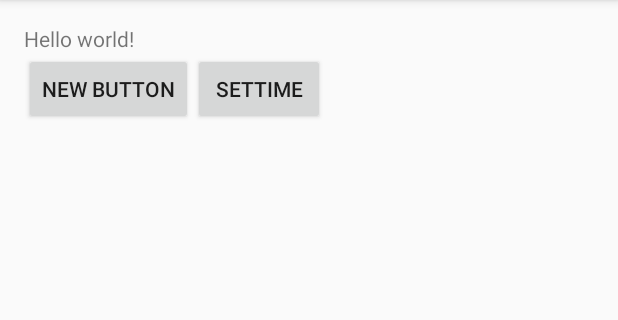
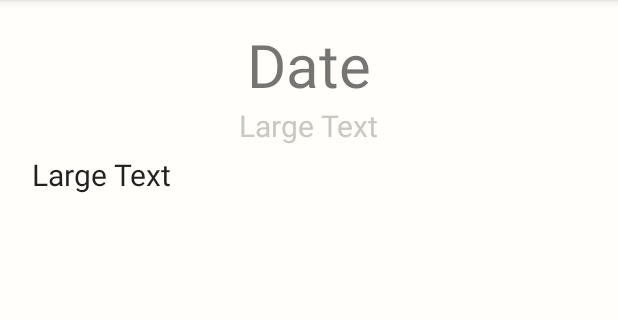
Before and after one commit to axtscz/WearFoolings, an Android app: the screen it shows after launch (MainActivity), on a phone screen of 412 x 824 dp, the part 84-404 px from its top. Run offline under Robolectric (Android 15) with nearby library versions, the phone set to English and light mode, and no system bars; 2 statements that could not run were skipped.

```diff
--- a/mobile/src/main/res/layout/activity_main.xml
+++ b/mobile/src/main/res/layout/activity_main.xml
@@ -3,27 +3,44 @@
     android:layout_height="match_parent" android:paddingLeft="@dimen/activity_horizontal_margin"
     android:paddingRight="@dimen/activity_horizontal_margin"
     android:paddingTop="@dimen/activity_vertical_margin"
-    android:paddingBottom="@dimen/activity_vertical_margin" tools:context=".MainActivity">
+    android:paddingBottom="@dimen/activity_vertical_margin" tools:context=".MainActivity"
+    android:background="#fffffefa">
+    <ScrollView
+        android:layout_width="fill_parent"
+        android:layout_height="fill_parent">
+            <RelativeLayout
+            android:layout_width="fill_parent"
+            android:layout_height="fill_parent">
+                <TextView android:text="@string/title" android:layout_width="wrap_content"
+                    android:layout_height="wrap_content"
+                    android:id="@+id/Title"
 
-    <TextView android:text="@string/hello_world" android:layout_width="wrap_content"
-        android:layout_height="wrap_content"
-        android:id="@+id/textView" />
+                    android:layout_alignParentTop="true"
+                    android:layout_centerHorizontal="true"
+                    android:textSize="40dp"
+                    android:gravity="center_horizontal" />
 
-    <Button
-        android:layout_width="wrap_content"
-        android:layout_height="wrap_content"
-        android:text="New Button"
-        android:id="@+id/button"
-        android:layout_below="@+id/textView"
-        android:layout_alignParentStart="true"
-        android:onClick="SetTime" />
-    <Button
-        android:layout_width="wrap_content"
-        android:layout_height="wrap_content"
-        android:text="SetTime"
-        android:id="@+id/setTime"
-        android:onClick="SetTime"
-        android:layout_alignTop="@+id/button"
-        android:layout_toEndOf="@+id/button" />
+                <CheckedTextView
+                    android:layout_width="wrap_content"
+                    android:layout_height="wrap_content"
 
+                    android:text="Large Text"
+                    android:id="@+id/scripture"
+                    android:layout_below="@+id/Title"
+                    android:layout_centerHorizontal="true"
+                    android:textSize="20dp"
+                    android:textColor="#ffc8c9c1" />
+
+                <TextView
+                    android:layout_width="fill_parent"
+                    android:layout_height="wrap_content"
+                    android:textAppearance="?android:attr/textAppearanceLarge"
+                    android:text="Large Text"
+                    android:id="@+id/reference"
+                    android:layout_below="@+id/scripture"
+                    android:layout_alignParentStart="true"
+                    android:textSize="20dp"
+                    android:padding="5dp" />
+        </RelativeLayout>
+    </ScrollView>
 </RelativeLayout>
--- a/mobile/src/main/res/menu/menu_main.xml
+++ b/mobile/src/main/res/menu/menu_main.xml
@@ -1,6 +1,6 @@
 <menu xmlns:android="http://schemas.android.com/apk/res/android"
     xmlns:app="http://schemas.android.com/apk/res-auto"
     xmlns:tools="http://schemas.android.com/tools" tools:context=".MainActivity">
-    <item android:id="@+id/action_settings" android:title="@string/action_settings"
+    <item android:id="@+id/action_setReminder" android:title="@string/action_reminder"
         android:orderInCategory="100" app:showAsAction="never" />
 </menu>
--- a/mobile/src/main/res/values/strings.xml
+++ b/mobile/src/main/res/values/strings.xml
@@ -4,5 +4,7 @@
     <string name="app_name">WearText</string>
     <string name="hello_world">Hello world!</string>
     <string name="action_settings">Settings</string>
+    <string name="action_reminder">Set time for reminder</string>
+    <string name="title">Date</string>
 
 </resources>
```
Also changed, not shown: mobile/src/main/AndroidManifest.xml (+17 -3 lines), mobile/src/main/java/com/collusion/weartext/AlarmReceiver.java (added, +54 -0 lines), mobile/src/main/java/com/collusion/weartext/MainActivity.java (+73 -12 lines), mobile/src/main/java/com/collusion/weartext/NotificationMethods.java (added, +119 -0 lines), mobile/src/main/java/com/collusion/weartext/Notifier.java (added, +22 -0 lines).
